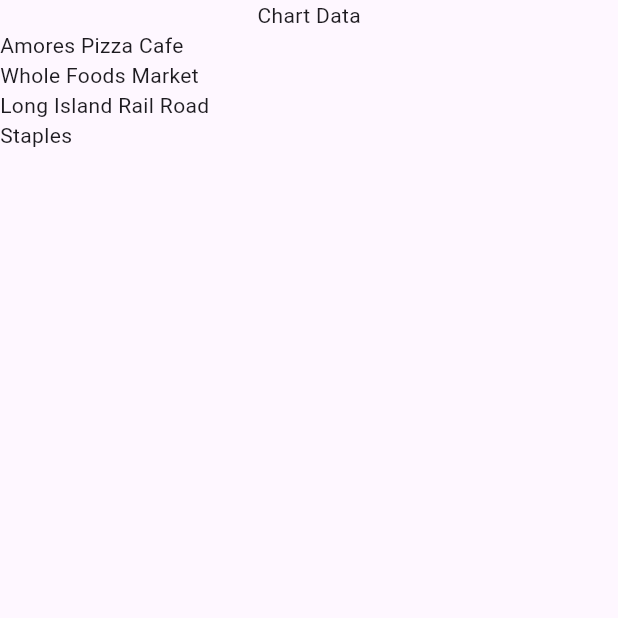
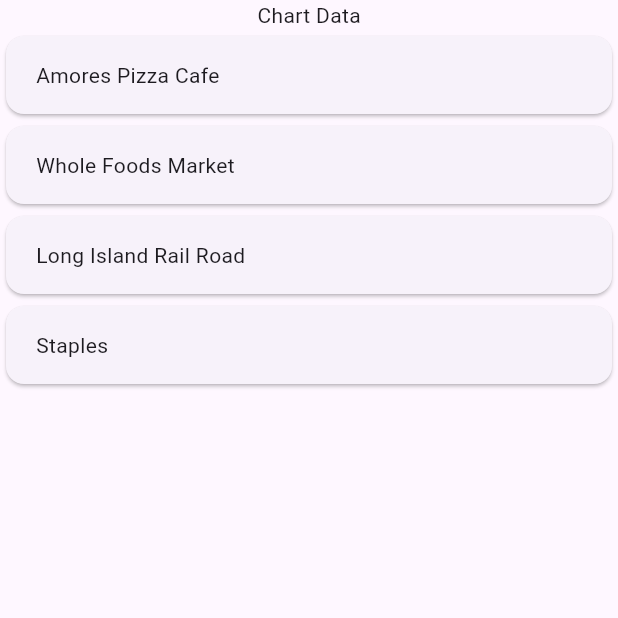
Before and after one commit to Jadenmcko/jaden_expensetracker_march24, a Flutter app: the screen it shows after launch, on a phone screen of 412 x 824 dp, the top half of it. Run offline on Flutter 3.47's test engine with Material 3 defaults, Android fonts, the phone set to English and light mode, and no system bars.

Commit message:
Added expenses item file with start functions, along with padding for the expenses. March 31st.

```diff
--- a/lib/widgets/expenses.dart
+++ b/lib/widgets/expenses.dart
@@ -1,6 +1,6 @@
 import 'package:flutter/material.dart';
 import 'package:jaden_expensetracker_march24/models/expense.dart';
-import 'package:jaden_expensetracker_march24/widgets/expensesList.dart';
+import 'package:jaden_expensetracker_march24/widgets/expensesList/expensesList.dart';
 
 class Expenses extends StatefulWidget{
   const Expenses({super.key});
@@ -23,7 +23,8 @@
       Text("Chart Data"),
       // SizedBox(height: 30),
       SizedBox(height: 300,
-        child: Expenseslist(expenses: _registeredExpenses))]),
+        child: Expenseslist(expenses: _registeredExpenses))],
+        ),
       );
   }
 }
--- /dev/null
+++ b/lib/widgets/expensesList/expensesItem.dart
@@ -0,0 +1,16 @@
+import 'package:flutter/material.dart';
+import 'package:jaden_expensetracker_march24/models/expense.dart';
+
+class Expensesitem extends StatelessWidget{
+  const Expensesitem({super.key, required this.expense});
+  final Expense expense;
+  @override
+  Widget build(BuildContext context) {
+    // TODO: implement build
+    return Card(child: Padding(
+      padding: const EdgeInsets.symmetric(horizontal: 20, vertical: 16,),
+      child: Text(expense.title),
+    ),
+    );
+  }
+}
--- a/lib/widgets/expensesList.dart
+++ b/lib/widgets/expensesList/expensesList.dart
@@ -1,5 +1,6 @@
 import 'package:flutter/material.dart';
 import 'package:jaden_expensetracker_march24/models/expense.dart';
+import 'package:jaden_expensetracker_march24/widgets/expensesList/expensesItem.dart';
 
 class Expenseslist extends StatelessWidget{
   const Expenseslist({super.key, required this.expenses});
@@ -7,6 +8,6 @@
   @override
   Widget build(BuildContext context) {
     return ListView.builder(itemCount:expenses.length,
-    itemBuilder: (ctx, index) => Text(expenses[index].title));
+    itemBuilder: (ctx, index) => Expensesitem(expense: expenses[index]));
   }
 }
```
